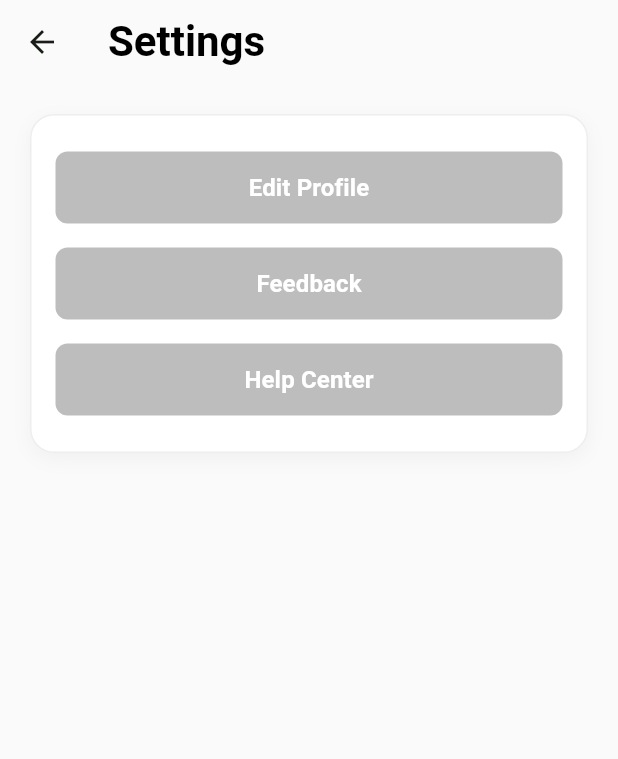
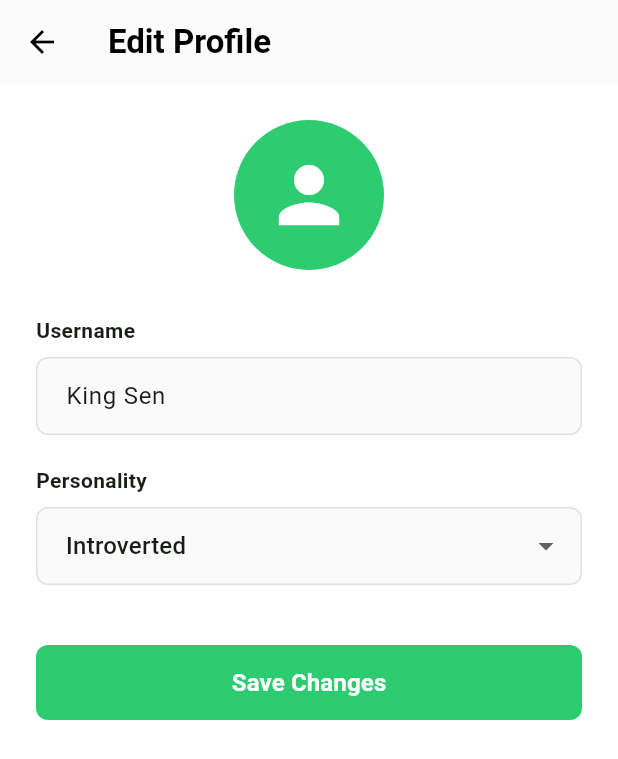
Before and after one commit to HengSHau/KitaHack2026, a Flutter app: the SettingsPage screen opened directly, after a tap on "Edit Profile", on a phone screen of 412 x 824 dp. Shown: the top 759 px of the screen. Run offline on Flutter 3.47's test engine with Material 3 defaults, Android fonts, the phone set to English and light mode, and no system bars; our stand-ins replace cloud_firestore, firebase_auth, firebase_core, google_maps_flutter; accounts and stored records are empty.

Commit message:
Add edit profile page, feedback page, help center page, and redesign settings page

```diff
--- /dev/null
+++ b/lib/FrontEnd/edit_profile_page.dart
@@ -0,0 +1,145 @@
+import 'package:flutter/material.dart';
+
+const Color kThemeGreen = Color(0xFF2ECC71);
+
+class EditProfilePage extends StatefulWidget {
+  const EditProfilePage({super.key});
+
+  @override
+  State<EditProfilePage> createState() => _EditProfilePageState();
+}
+
+class _EditProfilePageState extends State<EditProfilePage> {
+  final TextEditingController usernameController = TextEditingController(text: "King Sen");
+  String? selectedPersonality = "Introverted";
+
+  final List<String> personalityOptions = ["Introverted", "Extroverted", "Ambivert"];
+
+  @override
+  Widget build(BuildContext context) {
+    return Scaffold(
+      backgroundColor: Colors.white,
+      appBar: AppBar(
+        title: const Text('Edit Profile',
+          style: TextStyle(color: Colors.black, fontWeight: FontWeight.bold)),
+        backgroundColor: Colors.white,
+        foregroundColor: Colors.black,
+        elevation: 0.5,
+      ),
+      body: SingleChildScrollView(
+        padding: const EdgeInsets.all(24.0),
+        child: Column(
+          crossAxisAlignment: CrossAxisAlignment.start,
+          children: [
+            Center(
+              child: CircleAvatar(
+                radius: 50,
+                backgroundColor: kThemeGreen,
+                child: const Icon(Icons.person, size: 60, color: Colors.white),
+              ),
+            ),
+            const SizedBox(height: 30),
+
+            // --- Username ---
+            const Text(
+              "Username",
+              style: TextStyle(fontWeight: FontWeight.w600, fontSize: 14),
+            ),
+            const SizedBox(height: 8),
+            TextField(
+              controller: usernameController,
+              decoration: InputDecoration(
+                hintText: "Enter your username",
+                contentPadding: const EdgeInsets.symmetric(horizontal: 16, vertical: 14),
+                filled: true,
+                fillColor: Colors.grey.shade50,
+                border: OutlineInputBorder(
+                  borderRadius: BorderRadius.circular(8),
+                  borderSide: BorderSide(color: Colors.grey.shade300),
+                ),
+                enabledBorder: OutlineInputBorder(
+                  borderRadius: BorderRadius.circular(8),
+                  borderSide: BorderSide(color: Colors.grey.shade300),
+                ),
+                focusedBorder: OutlineInputBorder(
+                  borderRadius: BorderRadius.circular(8),
+                  borderSide: const BorderSide(color: kThemeGreen, width: 2),
+                ),
+              ),
+            ),
+
+            const SizedBox(height: 20),
+
+            // --- Personality ---
+            const Text(
+              "Personality",
+              style: TextStyle(fontWeight: FontWeight.w600, fontSize: 14),
+            ),
+            const SizedBox(height: 8),
+            DropdownButtonFormField<String>(
+              value: selectedPersonality,
+              decoration: InputDecoration(
+                filled: true,
+                fillColor: Colors.grey.shade50,
+                contentPadding: const EdgeInsets.symmetric(horizontal: 16, vertical: 14),
+                border: OutlineInputBorder(
+                  borderRadius: BorderRadius.circular(8),
+                  borderSide: BorderSide(color: Colors.grey.shade300),
+                ),
+                enabledBorder: OutlineInputBorder(
+                  borderRadius: BorderRadius.circular(8),
+                  borderSide: BorderSide(color: Colors.grey.shade300),
+                ),
+                focusedBorder: OutlineInputBorder(
+                  borderRadius: BorderRadius.circular(8),
+                  borderSide: const BorderSide(color: kThemeGreen, width: 2),
+                ),
+              ),
+              items: personalityOptions.map((String value) {
+                return DropdownMenuItem<String>(
+                  value: value,
+                  child: Text(value),
+                );
+              }).toList(),
+              onChanged: (newValue) {
+                setState(() {
+                  selectedPersonality = newValue;
+                });
+              },
+            ),
+
+            const SizedBox(height: 40),
+
+            SizedBox(
+              width: double.infinity,
+              height: 50,
+              child: ElevatedButton(
+                onPressed: () {
+                  ScaffoldMessenger.of(context).showSnackBar(
+                    const SnackBar(
+                      content: Text("Profile updated!"),
+                      backgroundColor: kThemeGreen,
+                    ),
+                  );
+                  Navigator.pop(context);
+                },
+                style: ElevatedButton.styleFrom(
+                  backgroundColor: kThemeGreen,
+                  foregroundColor: Colors.white,
+                  shape: RoundedRectangleBorder(
+                    borderRadius: BorderRadius.circular(8),
+                  ),
+                  elevation: 0,
+                ),
+                child: const Text(
+                  "Save Changes",
+                  style: TextStyle(fontSize: 16, fontWeight: FontWeight.w600),
+                ),
+              ),
+            ),
+          ],
+        ),
+      ),
+    );
+  }
+}
--- a/lib/FrontEnd/register_page.dart
+++ b/lib/FrontEnd/register_page.dart
@@ -62,7 +62,7 @@ class _RegisterPageState extends State<RegisterPage> {
                 child: Column(
                   crossAxisAlignment: CrossAxisAlignment.start,
                   children: [
-                    CustomTextField(label: "Email", hint: "Email",controller: email,),
+                    CustomTextField(label: "Email", hint: "example@gmail.com",controller: email,),
                     const SizedBox(height: 15),
 
                     CustomTextField(label: "Password", hint: "Password", isPassword: true,controller: password,),
@@ -85,7 +85,7 @@ class _RegisterPageState extends State<RegisterPage> {
                     const SizedBox(height: 8),
                     DropdownButtonFormField<String>(
                       value: selectedPersonality,
-                      hint: const Text("Introverted", style: TextStyle(color: Colors.grey)), // 默认提示
+                      hint: const Text("Introverted", style: TextStyle(color: Colors.grey)),
                       decoration: InputDecoration(
                         contentPadding: const EdgeInsets.symmetric(horizontal: 16, vertical: 14),
                         border: OutlineInputBorder(
--- a/lib/FrontEnd/settings_page.dart
+++ b/lib/FrontEnd/settings_page.dart
@@ -1,4 +1,9 @@
 import 'package:flutter/material.dart';
+import 'edit_profile_page.dart';
+import 'feedback_page.dart';
+import 'help_center_page.dart';
+
+const Color kThemeGreen = Color(0xFF00B14F);
 
 class SettingsPage extends StatelessWidget {
   const SettingsPage({super.key});
@@ -6,78 +11,100 @@ class SettingsPage extends StatelessWidget {
   @override
   Widget build(BuildContext context) {
     return Scaffold(
-      backgroundColor: Colors.grey[50], // 浅灰色的背景，让白色卡片更凸显
+      backgroundColor: Colors.white,
       appBar: AppBar(
-        title: const Text(
-          'Settings',
-          style: TextStyle(
-            fontWeight: FontWeight.bold,
-            fontSize: 28, // 大标题风格
-            color: Colors.black,
-          ),
-        ),
+        title: const Text('Settings',
+          style: TextStyle(fontWeight: FontWeight.bold, fontSize: 26, color: Colors.black)),
         backgroundColor: Colors.transparent,
         elevation: 0,
-        centerTitle: false, // 标题靠左
       ),
-      body: Padding(
+      body: SingleChildScrollView(
         padding: const EdgeInsets.all(20.0),
-        child: Container(
-          width: double.infinity,
-          padding: const EdgeInsets.symmetric(vertical: 24, horizontal: 16),
+        child: Column(
+          children: [
+            _buildProfileHeader(),
+            const SizedBox(height: 24),
+
+            Container(
+              padding: const EdgeInsets.symmetric(vertical: 20, horizontal: 16),
               decoration: BoxDecoration(
                 color: Colors.white,
-            borderRadius: BorderRadius.circular(16),
-            border: Border.all(color: Colors.grey.shade200),
-            // 加一点淡淡的阴影，提升质感
+                borderRadius: BorderRadius.circular(20),
                 boxShadow: [
-              BoxShadow(
-                color: Colors.black.withOpacity(0.04),
-                blurRadius: 10,
-                offset: const Offset(0, 4),
-              ),
+                  BoxShadow(color: Colors.black.withOpacity(0.03), blurRadius: 10, offset: const Offset(0, 5))
                 ],
               ),
               child: Column(
-            mainAxisSize: MainAxisSize.min,
                 children: [
-              _buildSettingButton('Edit Profile', () {
-                // TODO: 点击编辑资料
+                  _buildGreenButton(Icons.person_outline, 'Edit Profile', () {
+                    Navigator.push(
+                      context,
+                      MaterialPageRoute(builder:(context) => const EditProfilePage()),
+                    );
                   }),
-              const SizedBox(height: 16),
-              _buildSettingButton('Feedback', () {
-                // TODO: 点击反馈
+                  const Divider(height: 32, thickness: 0.5),
+                  _buildGreenButton(Icons.feedback_outlined, 'Feedback', () {
+                    Navigator.push(
+                      context,
+                      MaterialPageRoute(builder:(context) => FeedbackPage()),
+                    );
                   }),
-              const SizedBox(height: 16),
-              _buildSettingButton('Help Center', () {
-                // TODO: 点击帮助中心
+                  const Divider(height: 32, thickness: 0.5),
+                  _buildGreenButton(Icons.help_outline, 'Help Center', () {
+                    Navigator.push(
+                      context,
+                      MaterialPageRoute(builder: (context) => HelpCenterPage()),
+                    );
                   }),
                 ],
               ),
+            ),
+          ],
         ),
       ),
     );
   }
 
-  // 统一的灰色按钮样式
-  Widget _buildSettingButton(String title, VoidCallback onPressed) {
-    return SizedBox(
-      width: double.infinity,
-      height: 48,
-      child: ElevatedButton(
-        onPressed: onPressed,
-        style: ElevatedButton.styleFrom(
-          backgroundColor: Colors.grey[400], // 设计图里的灰色
-          foregroundColor: Colors.white,     // 文字颜色
-          elevation: 0, // 去掉按钮自带的阴影，保持扁平
-          shape: RoundedRectangleBorder(
-            borderRadius: BorderRadius.circular(8), // 稍微圆角
+  Widget _buildProfileHeader() {
+    return Row(
+      children: [
+        const CircleAvatar(
+          radius: 35,
+          backgroundColor: kThemeGreen,
+          child: Icon(Icons.person, size: 40, color: Colors.white),
+        ),
+        const SizedBox(width: 15),
+        const Text(
+          'King Sen',
+          style: TextStyle(
+            fontSize: 24,
+            fontWeight: FontWeight.bold,
+            color: Colors.black87,
           ),
         ),
-        child: Text(
-          title,
-          style: const TextStyle(fontSize: 16, fontWeight: FontWeight.w600),
+      ],
+    );
+  }
+
+  Widget _buildGreenButton(IconData icon, String title, VoidCallback onTap) {
+    return InkWell(
+      onTap: onTap,
+      child: Row(
+        children: [
+          Container(
+            padding: const EdgeInsets.all(8),
+            decoration: BoxDecoration(
+              color: kThemeGreen.withOpacity(0.1),
+              borderRadius: BorderRadius.circular(10),
             ),
+            child: Icon(icon, color: kThemeGreen, size: 22),
+          ),
+          const SizedBox(width: 16),
+          Text(title,
+            style: const TextStyle(fontSize: 16, fontWeight: FontWeight.w500, color: Colors.black87)),
+          const Spacer(),
+          const Icon(Icons.arrow_forward_ios, size: 16, color: Colors.grey),
+        ],
       ),
     );
   }
```
Also changed, not shown: lib/FrontEnd/chat_page.dart (+39 -17 lines), lib/FrontEnd/feedback_page.dart (added, +87 -0 lines), lib/FrontEnd/help_center_page.dart (added, +49 -0 lines). Lines whose indentation alone changed are shown as unchanged.
